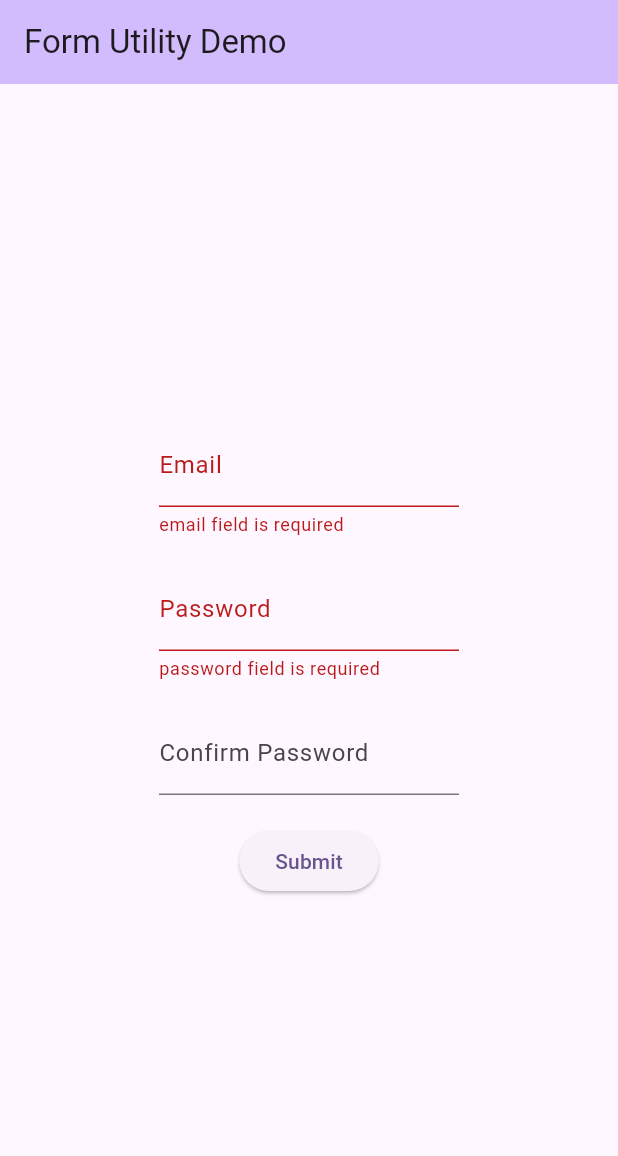
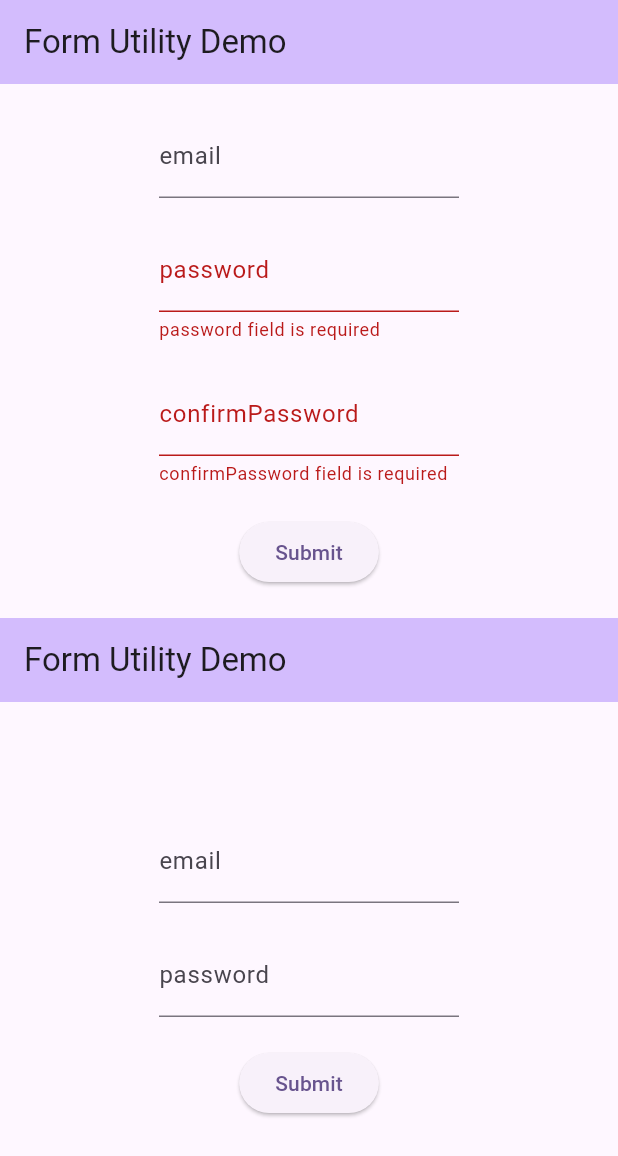
Before and after one commit to Ashkan-Oliaie/flutter_form_utility, a Flutter app: the screen it shows after launch, after a tap on "Submit", on a phone screen of 412 x 824 dp. Shown: the top 1156 px of the screen. Run offline on Flutter 3.47's test engine with Material 3 defaults, Android fonts, the phone set to English and light mode, and no system bars.

Commit message:
feat: implement_form_builder

```diff
--- a/example/lib/main.dart
+++ b/example/lib/main.dart
@@ -12,13 +12,17 @@ class MyApp extends StatelessWidget {
   @override
   Widget build(BuildContext context) {
     return MaterialApp(
-      title: 'Form Utility Demo',
-      theme: ThemeData(
-        colorScheme: ColorScheme.fromSeed(seedColor: Colors.deepPurple),
-        useMaterial3: true,
-      ),
-      home: const MyHomePage(title: 'Form Utility Demo'),
-    );
+        title: 'Form Utility Demo',
+        theme: ThemeData(
+          colorScheme: ColorScheme.fromSeed(seedColor: Colors.deepPurple),
+          useMaterial3: true,
+        ),
+        home: const Column(
+          children: [
+            Expanded(child: MyHomePage2(title: 'Form Utility Demo')),
+            Expanded(child: MyHomePage(title: 'Form Utility Demo')),
+          ],
+        ));
   }
 }
 
@@ -30,14 +34,12 @@ class MyHomePage extends StatefulWidget {
   State<MyHomePage> createState() => _MyHomePageState();
 }
 
-class _MyHomePageState extends State<MyHomePage> with FormUtility {
+class _MyHomePageState extends State<MyHomePage>
+    with FormUtility<MyHomePage>, FormBuilder<MyHomePage> {
   static const String _emailKey = 'email';
   static const String _passwordKey = 'password';
-  static const String _confirmPasswordKey = 'confirmPassword';
 
-  String? _emailFieldErrorMessage;
-  String? _passwordFieldErrorMessage;
-  String? _confirmPasswordFieldErrorMessage;
+  List<IField> _fields = [];
 
   @override
   void initState() {
@@ -45,8 +47,89 @@ class _MyHomePageState extends State<MyHomePage> with FormUtility {
       InputField(
           name: _emailKey,
           hotErrorEnabled: false,
+          isRequired: false,
+          validators: [EmailValidator(fieldName: 'Email')]),
+    );
+    registerField(
+      InputField(
+          name: _passwordKey,
           isRequired: true,
-          validators: [EmailValidator()]),
+          hotErrorEnabled: true,
+          validators: [MinLengthValidator(6, fieldName: 'Password')]),
+    );
+    startBuilder(onChange: (List<IField> fields) {
+      setState(() {
+        _fields = fields;
+      });
+    });
+    super.initState();
+  }
+
+  @override
+  Widget build(BuildContext context) {
+    return Scaffold(
+      appBar: AppBar(
+        backgroundColor: Theme.of(context).colorScheme.inversePrimary,
+        title: Text(widget.title),
+      ),
+      body: Center(
+        child: Column(
+          mainAxisAlignment: MainAxisAlignment.center,
+          children: [
+            ..._fields.map((e) => Container(
+                padding: const EdgeInsets.only(bottom: 20), child: _buildForm(e))),
+
+            ElevatedButton(
+                onPressed: () {
+                  validateForms();
+                },
+                child: const Text('Submit'))
+          ],
+        ),
+      ),
+    );
+  }
+
+  Widget _buildForm(IField field) {
+    return SizedBox(
+      width: 200,
+      child: TextField(
+        onChanged: (text) {
+          updateField(field.name, text);
+        },
+        decoration: InputDecoration(
+          errorText: field.error,
+          label: Text(field.name),
+        ),
+      ),
+    );
+  }
+}
+
+class MyHomePage2 extends StatefulWidget {
+  const MyHomePage2({super.key, required this.title});
+  final String title;
+
+  @override
+  State<MyHomePage2> createState() => _MyHomePageState2();
+}
+
+class _MyHomePageState2 extends State<MyHomePage2>
+    with FormUtility<MyHomePage2>, FormBuilder<MyHomePage2> {
+  static const String _emailKey = 'email';
+  static const String _passwordKey = 'password';
+  static const String _confirmPasswordKey = 'confirmPassword';
+
+  List<IField> _fields = [];
+
+  @override
+  void initState() {
+    registerField(
+      InputField(
+          name: _emailKey,
+          hotErrorEnabled: false,
+          isRequired: false,
+          validators: [EmailValidator(fieldName: 'Email')]),
     );
     registerField(
       InputField(
@@ -69,6 +152,12 @@ class _MyHomePageState extends State<MyHomePage> with FormUtility {
             ];
           }),
     );
+
+    startBuilder(onChange: (List<IField> fields) {
+      setState(() {
+        _fields = fields;
+      });
+    });
     super.initState();
   }
 
@@ -83,64 +172,13 @@ class _MyHomePageState extends State<MyHomePage> with FormUtility {
         child: Column(
           mainAxisAlignment: MainAxisAlignment.center,
           children: [
-            SizedBox(
-              width: 200,
-              child: TextField(
-                onChanged: (text) {
-                  updateField(_emailKey, text);
-                },
-                decoration: InputDecoration(
-                  errorText: _emailFieldErrorMessage,
-                  label: const Text('Email'),
-                ),
-              ),
-            ),
-            const SizedBox(height: 20),
-            SizedBox(
-              width: 200,
-              child: TextField(
-                onChanged: (text) {
-                  updateField(_passwordKey, text);
-                  setState(() {
-                    _passwordFieldErrorMessage = getField(_passwordKey).error;
-                  });
-                },
-                decoration: InputDecoration(
-                  errorText: _passwordFieldErrorMessage,
-                  label: const Text('Password'),
-                ),
-              ),
-            ),
-            const SizedBox(height: 20),
-            SizedBox(
-              width: 200,
-              child: TextField(
-                onChanged: (text) {
-                  updateField(_confirmPasswordKey, text);
-                  setState(() {
-                    _confirmPasswordFieldErrorMessage =
-                        getField(_confirmPasswordKey).error;
-                  });
-                },
-                decoration: InputDecoration(
-                  errorText: _confirmPasswordFieldErrorMessage,
-                  label: const Text('Confirm Password'),
-                ),
-              ),
-            ),
-            const SizedBox(height: 20),
+            ..._fields.map((e) => Container(
+                padding: const EdgeInsets.only(bottom: 20), child: _buildForm(e))),
+
+
             ElevatedButton(
                 onPressed: () {
-                  setState(() {
-                    _emailFieldErrorMessage = validateField(_emailKey);
-                    _passwordFieldErrorMessage = validateField(_passwordKey);
-                  });
-                  if (_emailFieldErrorMessage != null &&
-                      _passwordFieldErrorMessage != null) {
-                    return;
-                  } else {
-                    //Submitting
-                  }
+                  validateForms();
                 },
                 child: const Text('Submit'))
           ],
@@ -148,4 +186,19 @@ class _MyHomePageState extends State<MyHomePage> with FormUtility {
       ),
     );
   }
+
+  Widget _buildForm(IField field) {
+    return SizedBox(
+      width: 200,
+      child: TextField(
+        onChanged: (text) {
+          updateField(field.name, text);
+        },
+        decoration: InputDecoration(
+          errorText: field.error,
+          label: Text(field.name),
+        ),
+      ),
+    );
+  }
 }
--- a/lib/form_utility.dart
+++ b/lib/form_utility.dart
@@ -3,3 +3,4 @@ library form_utility;
 export 'src/fields/fields.dart';
 export 'src/validators/validators.dart';
 export 'src/mixins/mixins.dart';
+export 'src/utilities/utilities.dart';
--- /dev/null
+++ b/lib/src/mixins/form_builder/form_builder.dart
@@ -0,0 +1,32 @@
+import 'package:form_utility/form_utility.dart';
+
+mixin FormBuilder<T> {
+  List<IField> fields = [];
+  final eventBus = EventBus();
+
+  void startBuilder({Function(List<IField> fields)? onChange}) {
+    eventBus.on<RegisterFieldEvent<T>>((event) {
+      fields.add(event.field);
+      onChange!(fields);
+    });
+
+    eventBus.on<UnRegisterFieldEvent<T>>((event) {
+      fields.removeWhere((f) => f.name == event.name);
+      onChange!(fields);
+    });
+
+    eventBus.on<AddErrorEvent<T>>((event) {
+      final oldError =
+          fields.firstWhere((element) => element.name == event.name).error;
+
+      if (oldError != event.error) {
+        onChange!(fields);
+      }
+    });
+
+    eventBus.on<UpdateFieldsEvent<T>>((event) {
+      fields = event.fields;
+      onChange!(fields);
+    });
+  }
+}
--- a/lib/src/mixins/form_utility.dart
+++ b/lib/src/mixins/form_utility.dart
@@ -1,23 +1,31 @@
 import 'package:form_utility/form_utility.dart';
 
-mixin FormUtility<F extends IField> implements IFormUtility<F> {
-  final Map<String, F> _fields = {};
+mixin FormUtility<T> implements IFormUtility {
+  final Map<String, IField> _fields = {};
+  final eventBus = EventBus();
 
   /// Registers a field in the form.
   @override
-  void registerField(F field) {
-    _fields[field.name] = field;
-    _setCustomValidators(field);
+  void registerField(IField field) {
+    Future.delayed(Duration.zero, () {
+      _fields[field.name] = field;
+      _setCustomValidators(field);
+      eventBus.dispatch(RegisterFieldEvent<T>(field));
+    });
   }
 
   /// Unregisters a field from the form.
-  void unregisterField(String name) => _fields.remove(name);
+  void unregisterField(String name) {
+    _fields.remove(name);
+    eventBus.dispatch(UnRegisterFieldEvent<T>(name));
+  }
 
   /// Updates the value of a field in the form.
   @override
   void updateField(String name, value) {
     final field = getField(name);
     field.updateValue(value);
+    eventBus.dispatch(AddErrorEvent<T>(name, field.error));
   }
 
   /// Validates all fields in the form.
@@ -25,6 +33,7 @@ mixin FormUtility<F extends IField> implements IFormUtility<F> {
     _fields.forEach((key, field) {
       if (!field.isDisabled) field.validateField();
     });
+    eventBus.dispatch(UpdateFieldsEvent<T>(_fields.values.toList()));
     return getErrorMessages();
   }
 
@@ -41,7 +50,6 @@ mixin FormUtility<F extends IField> implements IFormUtility<F> {
   String? validateField(String name) {
     final field = getField(name);
     field.validateField();
-
     return field.error;
   }
 
@@ -50,7 +58,7 @@ mixin FormUtility<F extends IField> implements IFormUtility<F> {
       _fields.map((key, field) => MapEntry(key, field.error));
 
   /// Retrieves a field from the form.
-  F getField(String name) {
+  IField getField(String name) {
     if (!_fields.containsKey(name)) {
       throw Exception('Field with name $name does not exist');
     }
@@ -58,7 +66,7 @@ mixin FormUtility<F extends IField> implements IFormUtility<F> {
   }
 
   /// Sets custom validators for a field in the form.
-  void _setCustomValidators(F field) {
+  void _setCustomValidators(IField field) {
     final customValidators = field.generateCustomValidators?.call(_fields);
     field.addValidators([...?customValidators]);
   }
--- a/lib/src/mixins/mixins.dart
+++ b/lib/src/mixins/mixins.dart
@@ -1,2 +1,3 @@
 export 'i_form_utility.dart';
 export 'form_utility.dart';
+export 'form_builder/form_builder.dart';
--- /dev/null
+++ b/lib/src/utilities/event_bus.dart
@@ -0,0 +1,32 @@
+class EventBus {
+  final Map<Type, List<Function>> _listeners = {};
+
+  static final EventBus _singleton = EventBus._internal();
+
+  factory EventBus() {
+    return _singleton;
+  }
+
+  EventBus._internal();
+
+  void on<T>(void Function(T) callback) {
+    if (!_listeners.containsKey(T)) {
+      _listeners[T] = [];
+    }
+    _listeners[T]!.add(callback);
+  }
+
+  void dispatch<T>(T event) {
+    final List<Function>? callbacks = _listeners[T];
+
+    if (callbacks != null) {
+      for (final Function callback in callbacks) {
+        callback(event);
+      }
+    }
+  }
+
+  void off<T>(Function(T) callback) {
+    _listeners[T]?.remove(callback);
+  }
+}
--- /dev/null
+++ b/lib/src/utilities/form_events.dart
@@ -0,0 +1,28 @@
+import 'package:form_utility/form_utility.dart';
+
+abstract class BaseEvent<T> {}
+
+class RegisterFieldEvent<T> extends BaseEvent<T> {
+  final IField field;
+
+  RegisterFieldEvent(this.field);
+}
+
+class UnRegisterFieldEvent<T> extends BaseEvent<T> {
+  final String name;
+
+  UnRegisterFieldEvent(this.name);
+}
+
+class UpdateFieldsEvent<T> extends BaseEvent<T> {
+  final List<IField> fields;
+
+  UpdateFieldsEvent(this.fields);
+}
+
+class AddErrorEvent<T> extends BaseEvent<T> {
+  final String name;
+  final String? error;
+
+  AddErrorEvent(this.name, this.error);
+}
--- /dev/null
+++ b/lib/src/utilities/utilities.dart
@@ -0,0 +1,2 @@
+export 'event_bus.dart';
+export 'form_events.dart';
```
